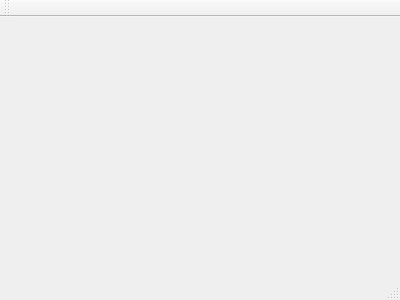
First picture: the form in lookingforagoodtime.ui, repository Dantali0n/LookingForAGoodTime, before the edit.
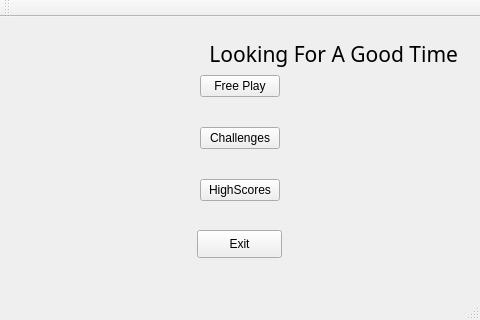
Second picture: the form after the edit.

Commit message: adaptive main menu

What changed in the file:
```diff
--- a/lookingforagoodtime.ui
+++ b/lookingforagoodtime.ui
@@ -6,37 +6,143 @@
    <rect>
     <x>0</x>
     <y>0</y>
-    <width>400</width>
-    <height>300</height>
+    <width>480</width>
+    <height>320</height>
    </rect>
   </property>
+  <property name="sizePolicy">
+   <sizepolicy hsizetype="Maximum" vsizetype="Maximum">
+    <horstretch>0</horstretch>
+    <verstretch>0</verstretch>
+   </sizepolicy>
+  </property>
   <property name="windowTitle">
    <string>LookingForAGoodTime</string>
   </property>
   <widget class="QWidget" name="centralWidget">
-   <widget class="QStackedWidget" name="stackedWidget">
-    <property name="geometry">
-     <rect>
-      <x>0</x>
-      <y>0</y>
-      <width>401</width>
-      <height>241</height>
-     </rect>
-    </property>
-    <property name="sizePolicy">
-     <sizepolicy hsizetype="Maximum" vsizetype="Maximum">
-      <horstretch>0</horstretch>
-      <verstretch>0</verstretch>
-     </sizepolicy>
-    </property>
-    <property name="currentIndex">
-     <number>0</number>
-    </property>
-    <widget class="QWidget" name="mainMenu"/>
-    <widget class="QWidget" name="gameMenu"/>
-    <widget class="QWidget" name="highscoreMenu"/>
-    <widget class="QWidget" name="modeMenu"/>
-   </widget>
+   <property name="sizePolicy">
+    <sizepolicy hsizetype="Maximum" vsizetype="Maximum">
+     <horstretch>0</horstretch>
+     <verstretch>0</verstretch>
+    </sizepolicy>
+   </property>
+   <layout class="QVBoxLayout" name="verticalLayout">
+    <item>
+     <widget class="QStackedWidget" name="stackedWidget">
+      <property name="sizePolicy">
+       <sizepolicy hsizetype="Expanding" vsizetype="Expanding">
+        <horstretch>0</horstretch>
+        <verstretch>0</verstretch>
+       </sizepolicy>
+      </property>
+      <property name="currentIndex">
+       <number>0</number>
+      </property>
+      <widget class="QWidget" name="mainMenu">
+       <property name="sizePolicy">
+        <sizepolicy hsizetype="Expanding" vsizetype="Expanding">
+         <horstretch>0</horstretch>
+         <verstretch>0</verstretch>
+        </sizepolicy>
+       </property>
+       <layout class="QGridLayout" name="gridLayout">
+        <property name="verticalSpacing">
+         <number>6</number>
+        </property>
+        <item row="4" column="0" alignment="Qt::AlignHCenter|Qt::AlignTop">
+         <widget class="QPushButton" name="highscoresButton">
+          <property name="text">
+           <string>HighScores</string>
+          </property>
+         </widget>
+        </item>
+        <item row="3" column="0" alignment="Qt::AlignHCenter|Qt::AlignTop">
+         <widget class="QPushButton" name="challengeButton">
+          <property name="text">
+           <string>Challenges</string>
+          </property>
+          <property name="margin" stdset="0">
+           <number>0</number>
+          </property>
+         </widget>
+        </item>
+        <item row="1" column="0">
+         <widget class="QLabel" name="gameTitleLabel">
+          <property name="sizePolicy">
+           <sizepolicy hsizetype="Preferred" vsizetype="Expanding">
+            <horstretch>0</horstretch>
+            <verstretch>0</verstretch>
+           </sizepolicy>
+          </property>
+          <property name="maximumSize">
+           <size>
+            <width>16777215</width>
+            <height>30</height>
+           </size>
+          </property>
+          <property name="font">
+           <font>
+            <family>Sampige</family>
+            <pointsize>16</pointsize>
+           </font>
+          </property>
+          <property name="text">
+           <string>Looking For A Good Time</string>
+          </property>
+          <property name="textFormat">
+           <enum>Qt::RichText</enum>
+          </property>
+          <property name="alignment">
+           <set>Qt::AlignRight|Qt::AlignTop|Qt::AlignTrailing</set>
+          </property>
+          <property name="margin">
+           <number>0</number>
+          </property>
+         </widget>
+        </item>
+        <item row="2" column="0" alignment="Qt::AlignHCenter|Qt::AlignTop">
+         <widget class="QPushButton" name="freePlayButton">
+          <property name="text">
+           <string>Free Play</string>
+          </property>
+          <property name="margin" stdset="0">
+           <number>0</number>
+          </property>
+         </widget>
+        </item>
+        <item row="5" column="0" alignment="Qt::AlignHCenter|Qt::AlignTop">
+         <widget class="QPushButton" name="exitButton">
+          <property name="sizePolicy">
+           <sizepolicy hsizetype="Expanding" vsizetype="Fixed">
+            <horstretch>0</horstretch>
+            <verstretch>0</verstretch>
+           </sizepolicy>
+          </property>
+          <property name="minimumSize">
+           <size>
+            <width>85</width>
+            <height>28</height>
+           </size>
+          </property>
+          <property name="sizeIncrement">
+           <size>
+            <width>5</width>
+            <height>5</height>
+           </size>
+          </property>
+          <property name="text">
+           <string>Exit</string>
+          </property>
+         </widget>
+        </item>
+       </layout>
+      </widget>
+      <widget class="QWidget" name="gameMenu"/>
+      <widget class="QWidget" name="highscoreMenu"/>
+      <widget class="QWidget" name="modeMenu"/>
+     </widget>
+    </item>
+   </layout>
   </widget>
   <widget class="QMenuBar" name="menuBar">
    <property name="geometry">
```
Left out of the diff: 2 changed lines with no effect on the pictures. The commit also changes 2 other files.
